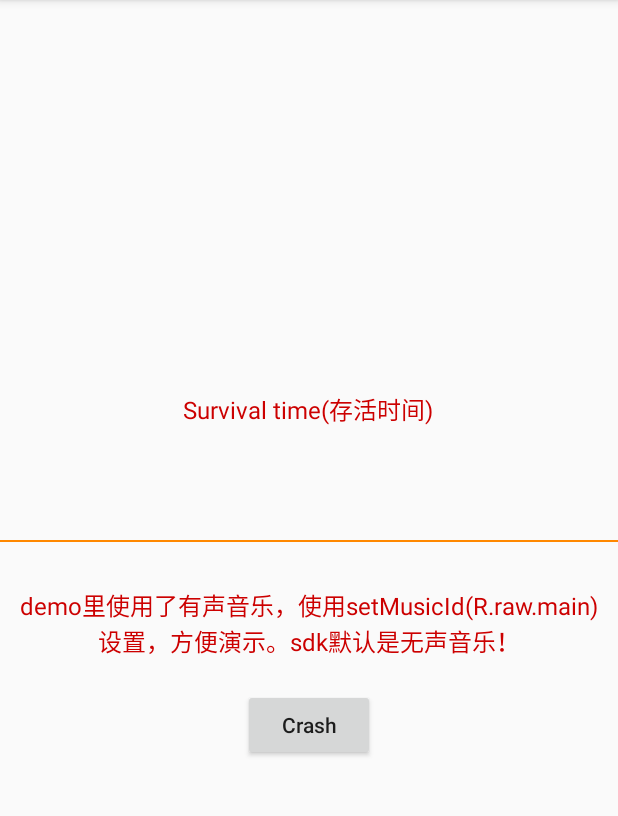
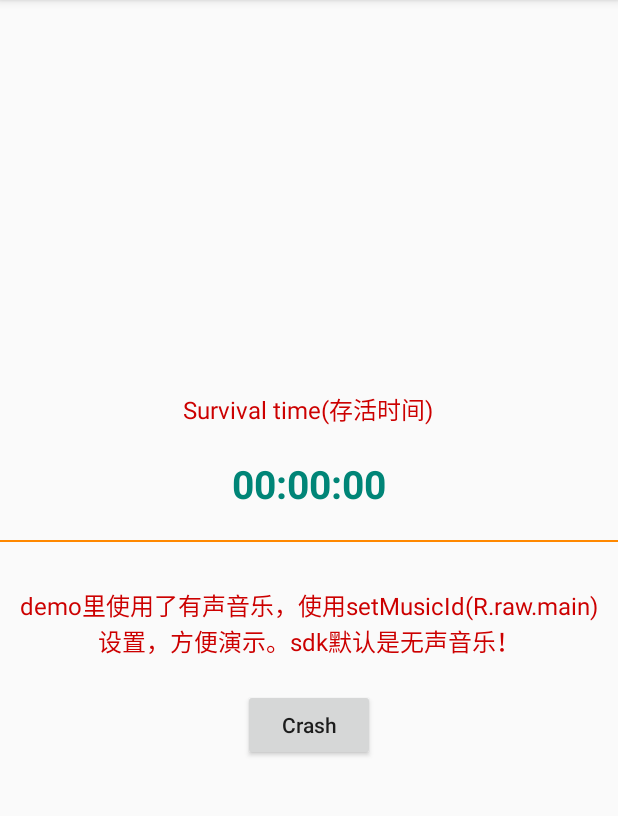
Before and after one commit to gyf-dev/Cactus, an Android app: the screen it shows after launch (MainActivity), on a phone screen of 412 x 824 dp, the part 84-900 px from its top. Run offline under Robolectric (Android 15) with nearby library versions, the light colour scheme and no system bars; our stand-ins replace RxJava.

Commit message:
更新布局

```diff
--- a/build.gradle
+++ b/build.gradle
@@ -1,7 +1,7 @@
 // Top-level build file where you can add configuration options common to all sub-projects/modules.
 
 buildscript {
-    ext.cactus_version = '1.0.2'
+    ext.cactus_version = '1.0.3'
     ext.kotlin_version = '1.3.50'
     repositories {
         google()
--- a/cactus-sample/src/main/res/layout/activity_main.xml
+++ b/cactus-sample/src/main/res/layout/activity_main.xml
@@ -16,16 +16,19 @@
             android:layout_height="wrap_content"
             android:text="Survival time(存活时间)"
             android:textColor="@android:color/holo_red_dark"
-            android:textSize="16sp" />
+            android:textSize="16sp"
+            tools:ignore="HardcodedText" />
 
         <TextView
             android:id="@+id/tvTimer"
             android:layout_width="wrap_content"
             android:layout_height="wrap_content"
             android:padding="20dp"
+            android:text="00:00:00"
             android:textColor="@color/colorPrimary"
             android:textSize="26sp"
-            android:textStyle="bold" />
+            android:textStyle="bold"
+            tools:ignore="HardcodedText" />
 
         <View
             android:layout_width="match_parent"
```
